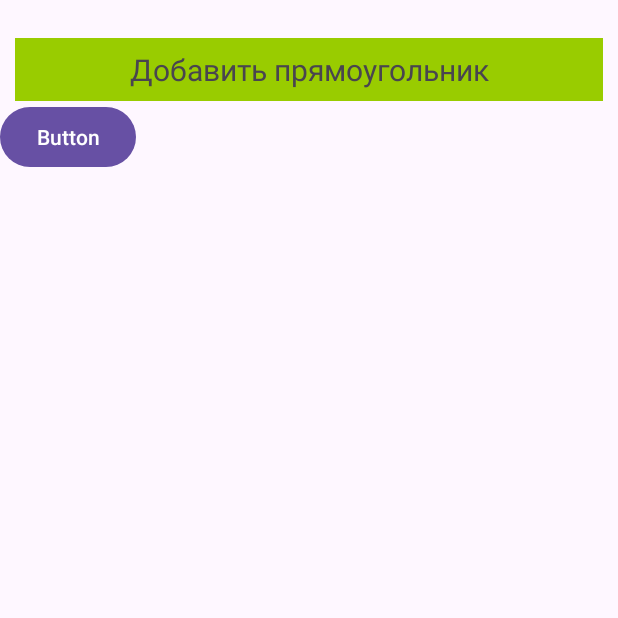
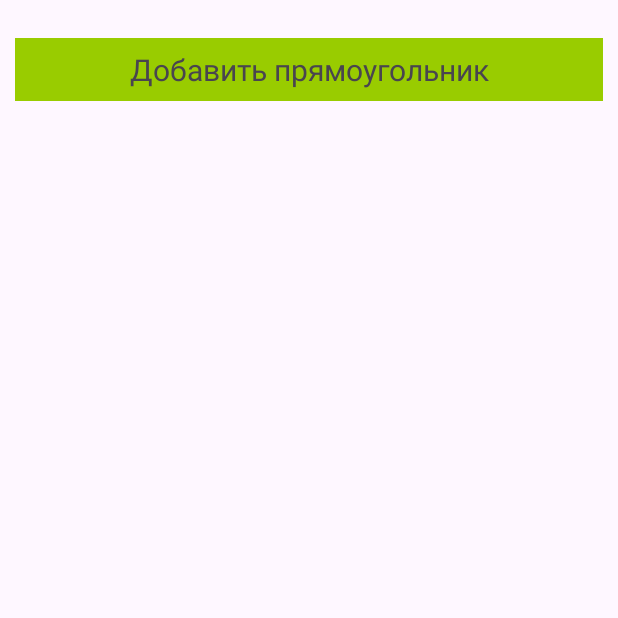
Before and after one commit to ssairu/vk_WEB, an Android app: the screen it shows after launch (MainActivity), on a phone screen of 412 x 824 dp, the top half of it. Run offline under Robolectric (Android 15) with nearby library versions, the phone set to English and light mode, and no system bars.

Commit message:
delete button

```diff
--- a/app/src/main/java/com/example/hello1/MainActivity.kt
+++ b/app/src/main/java/com/example/hello1/MainActivity.kt
@@ -14,7 +14,6 @@
         binding = ActivityMainBinding.inflate(layoutInflater)
         setContentView(R.layout.activity_main)
         initRCView()
-
     }
 
     private fun initRCView(){
@@ -24,9 +23,6 @@
             addButton.setOnClickListener {
                 adapter.addRectangle()
             }
-            button2.setOnClickListener{
-                adapter.addRectangle()
-            }
         }
     }
 }
--- a/app/src/main/res/layout/activity_main.xml
+++ b/app/src/main/res/layout/activity_main.xml
@@ -37,12 +37,4 @@
         app:layout_constraintTop_toBottomOf="@+id/recycler_rectangle"
          />
 
-    <Button
-        android:id="@+id/button2"
-        android:layout_width="wrap_content"
-        android:layout_height="wrap_content"
-        android:text="Button"
-        app:layout_constraintStart_toStartOf="parent"
-        app:layout_constraintTop_toBottomOf="@+id/add_button" />
-
 </androidx.constraintlayout.widget.ConstraintLayout>
```
